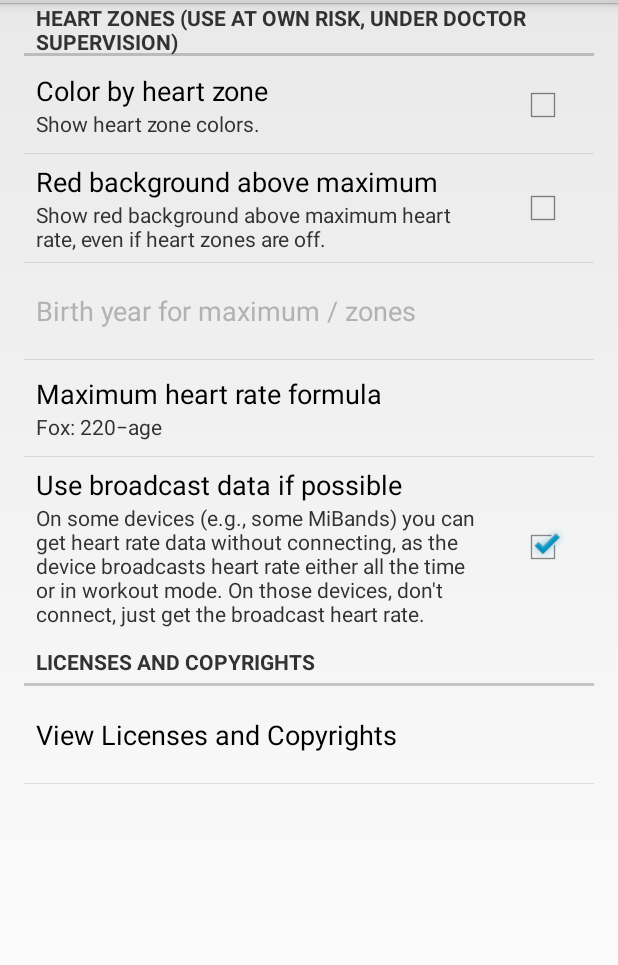
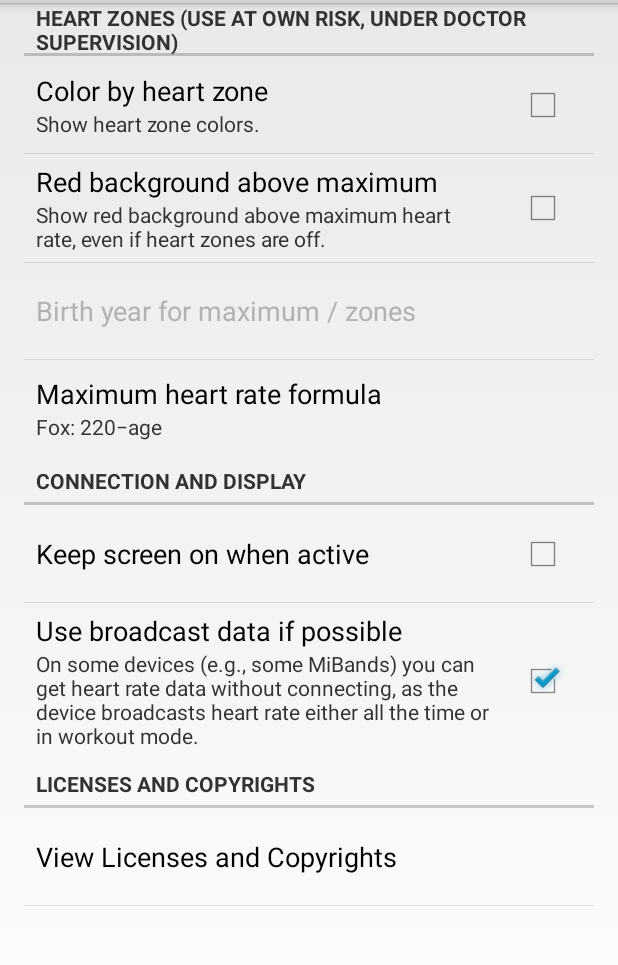
Before and after one commit to arpruss/GiantHeartRate, an Android app: the Options screen opened directly, with no data from a screen before it, on a phone screen of 412 x 824 dp, the part 69-1034 px from its top. Run offline under Robolectric (Android 15) with nearby library versions, the phone set to English and light mode, and no system bars.

Commit message:
cheap heart band; connection service

```diff
--- a/app/src/main/java/mobi/omegacentauri/giantheart/DeviceServicesActivity.java
+++ b/app/src/main/java/mobi/omegacentauri/giantheart/DeviceServicesActivity.java
@@ -265,7 +265,7 @@ public class DeviceServicesActivity extends Activity {
     protected void onResume() {
         super.onResume();
         if (Build.VERSION.SDK_INT >= 33) {
-            registerReceiver(gattUpdateReceiver, makeGattUpdateIntentFilter(), RECEIVER_NOT_EXPORTED);
+            registerReceiver(gattUpdateReceiver, makeGattUpdateIntentFilter(), RECEIVER_EXPORTED);
         }
         else {
             registerReceiver(gattUpdateReceiver, makeGattUpdateIntentFilter());
--- a/app/src/main/java/mobi/omegacentauri/giantheart/display/HeartRateActivity.java
+++ b/app/src/main/java/mobi/omegacentauri/giantheart/display/HeartRateActivity.java
@@ -55,7 +55,7 @@ public class HeartRateActivity extends DemoSensorActivity {
 		super.onCreate(savedInstanceState);
 		setContentView(R.layout.heart);
 		getActionBar().hide();
-		if (options.getBoolean(Options.PREF_SCREEN_ON, true))
+		if (options.getBoolean(Options.PREF_SCREEN_ON, false))
 			getWindow().addFlags(WindowManager.LayoutParams.FLAG_KEEP_SCREEN_ON);
 		else
 			getWindow().clearFlags(WindowManager.LayoutParams.FLAG_KEEP_SCREEN_ON);
@@ -226,6 +226,7 @@ public class HeartRateActivity extends DemoSensorActivity {
 			setColor(Color.BLACK, Color.WHITE);
 			return;
 		}
+		//TODO
 		double age = Year.now().getValue() - Integer.parseInt(options.getString(Options.PREF_BIRTH_YEAR, "1984"));
 		double maxHR = 220-age;
 		if (formula.equals(Options.PREF_FORMULA_TANAKA))
@@ -308,6 +309,7 @@ public class HeartRateActivity extends DemoSensorActivity {
 
     public void onBluetoothClick(View view) {
 		updateCache(false);
+		finish();
 		final Intent i = new Intent();
 		i.setClass(this, DeviceScanActivity.class);
 		startActivity(i);
--- a/app/src/main/java/mobi/omegacentauri/giantheart/display/Options.java
+++ b/app/src/main/java/mobi/omegacentauri/giantheart/display/Options.java
@@ -20,6 +20,7 @@ import java.io.IOException;
 import java.io.InputStream;
 import java.io.InputStreamReader;
 import java.time.Year;
+import java.util.Calendar;
 
 public class Options extends PreferenceActivity {
     public static final String PREF_SCREEN_ON = "screenOn";
@@ -132,7 +133,8 @@ public class Options extends PreferenceActivity {
         scanPreferences(getPreferenceScreen());
         boolean needMax = options.getBoolean(PREF_ZONE, false) || options.getBoolean(PREF_WARN_MAXIMUM, false);
         ListPreference birthYear = (ListPreference)findPreference(PREF_BIRTH_YEAR);
-        int now = Year.now().getValue();
+
+        int now = Calendar.getInstance().get(Calendar.YEAR);
         CharSequence years[] = new CharSequence[120];
         for (int i = 0 ; i < 120 ; i++) {
             years[i] = "" + (now - 119 + i);
--- a/app/src/main/res/xml/options.xml
+++ b/app/src/main/res/xml/options.xml
@@ -19,10 +19,15 @@
             android:entries="@array/formula_labels"
             android:entryValues="@array/formulas"
             />
+    </PreferenceCategory>
+    <PreferenceCategory android:title="Connection and display">
+        <CheckBoxPreference android:title="Keep screen on when active"
+            android:key="screenOn"
+            android:defaultValue="false"/>
         <CheckBoxPreference android:title="Use broadcast data if possible"
             android:key="useAdvertised"
             android:defaultValue="true"
-            android:summary="On some devices (e.g., some MiBands) you can get heart rate data without connecting, as the device broadcasts heart rate either all the time or in workout mode. On those devices, don't connect, just get the broadcast heart rate."
+            android:summary="On some devices (e.g., some MiBands) you can get heart rate data without connecting, as the device broadcasts heart rate either all the time or in workout mode."
             />
     </PreferenceCategory>
     <PreferenceCategory android:title="Licenses and Copyrights">
```
Also changed, not shown: app/src/main/java/mobi/omegacentauri/giantheart/display/DemoSensorActivity.java (+6 -3 lines), app/src/main/res/layout/listitem_device.xml (+58 -6 lines).
